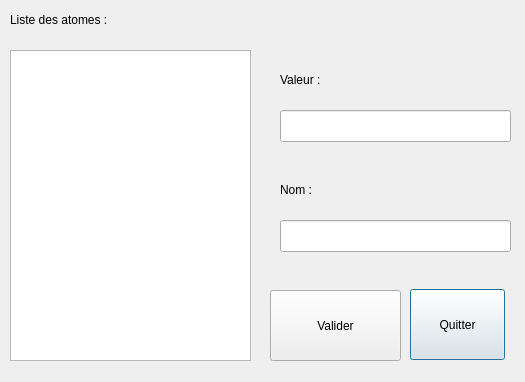
This is CodeSource/GUI/varedit.ui in Clem225/LO21-Projet as Qt 5 draws it before an edit. The edited form follows.
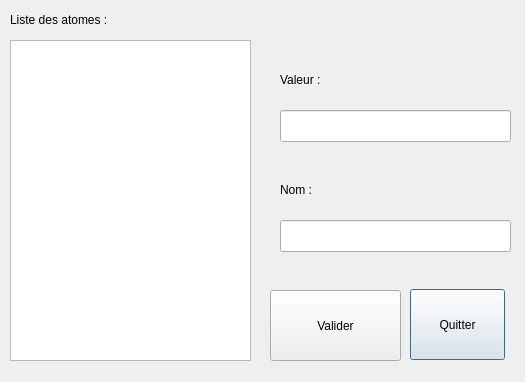
This is the edited form.

Commit message: Debut des deux fenetres

```diff
--- a/CodeSource/GUI/varedit.ui
+++ b/CodeSource/GUI/varedit.ui
@@ -26,16 +26,6 @@
     <string>Quitter</string>
    </property>
   </widget>
-  <widget class="QListView" name="listView">
-   <property name="geometry">
-    <rect>
-     <x>10</x>
-     <y>50</y>
-     <width>241</width>
-     <height>311</height>
-    </rect>
-   </property>
-  </widget>
   <widget class="QLabel" name="label">
    <property name="geometry">
     <rect>
@@ -108,6 +98,16 @@
     <string>Valider</string>
    </property>
   </widget>
+  <widget class="QListWidget" name="listeAtome">
+   <property name="geometry">
+    <rect>
+     <x>10</x>
+     <y>40</y>
+     <width>241</width>
+     <height>321</height>
+    </rect>
+   </property>
+  </widget>
  </widget>
  <resources/>
  <connections>
```
The commit also changes 5 other files.
